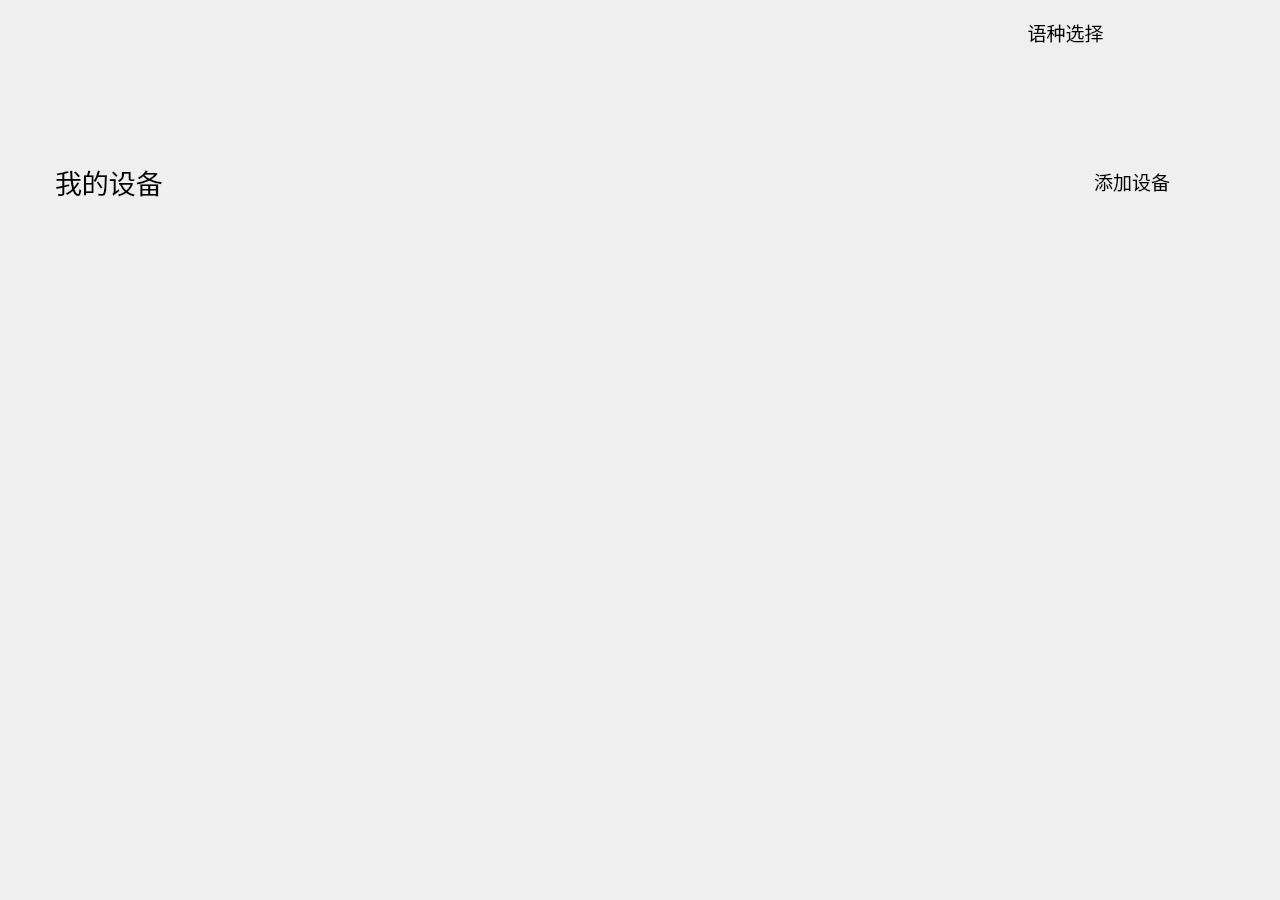
Above: MainWindow.ui from wlffeng2008/AkkoStudio before the change. Below: the same form after it.
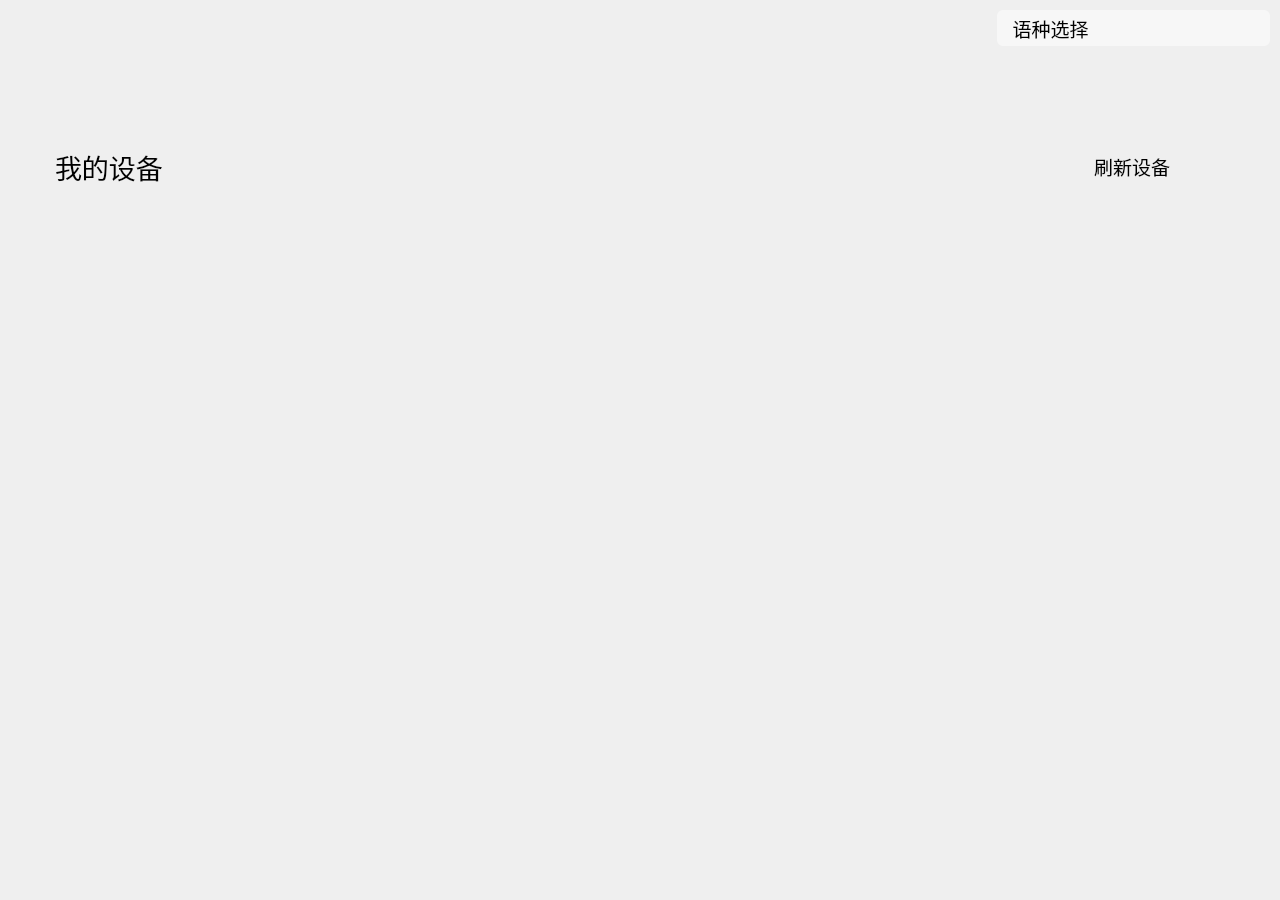
That is the form after the change. The open tabs and pages were chosen to show the change. Icons and pictures are not drawn. Custom widgets are drawn as their Qt base class.

Patch:
```diff
--- a/MainWindow.ui
+++ b/MainWindow.ui
@@ -43,14 +43,14 @@
         <number>25</number>
        </property>
        <property name="topMargin">
-        <number>15</number>
+        <number>10</number>
        </property>
        <property name="rightMargin">
+        <number>10</number>
+       </property>
+       <property name="bottomMargin">
         <number>20</number>
        </property>
-       <property name="bottomMargin">
-        <number>25</number>
-       </property>
        <item>
         <widget class="QLabel" name="labelLogo">
          <property name="minimumSize">
@@ -96,6 +96,33 @@
         </spacer>
        </item>
        <item>
+        <widget class="QFrame" name="horizontalFrame">
+         <property name="maximumSize">
+          <size>
+           <width>16777215</width>
+           <height>36</height>
+          </size>
+         </property>
+         <property name="styleSheet">
+          <string notr="true">#horizontalFrame{background-color: rgba(255, 255, 255, 128); border-radius:6px;}</string>
+         </property>
+         <layout class="QHBoxLayout" name="horizontalLayout_5">
+          <property name="spacing">
+           <number>25</number>
+          </property>
+          <property name="leftMargin">
+           <number>10</number>
+          </property>
+          <property name="topMargin">
+           <number>5</number>
+          </property>
+          <property name="rightMargin">
+           <number>10</number>
+          </property>
+          <property name="bottomMargin">
+           <number>5</number>
+          </property>
+          <item>
         <widget class="QPushButton" name="pushButtonLang">
          <property name="font">
           <font>
@@ -131,14 +158,23 @@
        </item>
        <item>
         <widget class="QPushButton" name="pushButtonSet">
+            <property name="minimumSize">
+             <size>
+              <width>24</width>
+              <height>24</height>
+             </size>
+            </property>
          <property name="cursor">
           <cursorShape>PointingHandCursor</cursorShape>
          </property>
          <property name="focusPolicy">
           <enum>Qt::FocusPolicy::NoFocus</enum>
          </property>
+            <property name="toolTip">
+             <string>系统设置</string>
+            </property>
          <property name="styleSheet">
-          <string notr="true">border:none;</string>
+             <string notr="true">QPushButton{border:none; background:transparent;}</string>
          </property>
          <property name="text">
           <string notr="true"/>
@@ -157,14 +193,23 @@
        </item>
        <item>
         <widget class="QPushButton" name="pushButtonMin">
+            <property name="minimumSize">
+             <size>
+              <width>24</width>
+              <height>24</height>
+             </size>
+            </property>
          <property name="cursor">
           <cursorShape>PointingHandCursor</cursorShape>
          </property>
          <property name="focusPolicy">
           <enum>Qt::FocusPolicy::NoFocus</enum>
          </property>
+            <property name="toolTip">
+             <string>最小化</string>
+            </property>
          <property name="styleSheet">
-          <string notr="true">border:none;</string>
+             <string notr="true">QPushButton{border:none; background:transparent;}</string>
          </property>
          <property name="text">
           <string notr="true"/>
@@ -183,14 +228,23 @@
        </item>
        <item>
         <widget class="QPushButton" name="pushButtonExit">
+            <property name="minimumSize">
+             <size>
+              <width>24</width>
+              <height>24</height>
+             </size>
+            </property>
          <property name="cursor">
           <cursorShape>PointingHandCursor</cursorShape>
          </property>
          <property name="focusPolicy">
           <enum>Qt::FocusPolicy::NoFocus</enum>
          </property>
+            <property name="toolTip">
+             <string>关闭</string>
+            </property>
          <property name="styleSheet">
-          <string notr="true">border:none;</string>
+             <string notr="true">QPushButton{border:none; background:transparent;}</string>
          </property>
          <property name="text">
           <string notr="true"/>
@@ -210,10 +264,13 @@
       </layout>
      </widget>
     </item>
+      </layout>
+     </widget>
+    </item>
     <item>
      <widget class="QStackedWidget" name="stackedWidget">
       <property name="currentIndex">
-       <number>1</number>
+       <number>0</number>
       </property>
       <widget class="QWidget" name="page00">
        <layout class="QVBoxLayout" name="verticalLayout_2">
@@ -238,13 +295,13 @@
            <number>55</number>
           </property>
           <property name="topMargin">
-           <number>80</number>
+           <number>75</number>
           </property>
           <property name="rightMargin">
            <number>110</number>
           </property>
           <property name="bottomMargin">
-           <number>70</number>
+           <number>60</number>
           </property>
           <item>
            <widget class="QLabel" name="labelInfo0">
@@ -288,7 +345,7 @@
              <string notr="true">QPushButton::pressed{border:none; background:transparent;}</string>
             </property>
             <property name="text">
-             <string>添加设备</string>
+             <string>刷新设备</string>
             </property>
             <property name="icon">
              <iconset resource="res.qrc">
@@ -319,7 +376,7 @@
            <number>55</number>
           </property>
           <property name="bottomMargin">
-           <number>140</number>
+           <number>120</number>
           </property>
           <item>
            <widget class="QScrollArea" name="scrollArea">
@@ -336,7 +393,7 @@
                <x>0</x>
                <y>0</y>
                <width>1170</width>
-               <height>424</height>
+               <height>469</height>
               </rect>
              </property>
              <layout class="QHBoxLayout" name="horizontalLayout_2">
```
Lines whose indentation alone changed are shown as unchanged.
